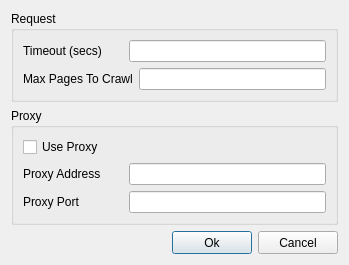
This is gui/src/Dialogs/PassiveConfigDialog.ui in 3nock/OTE as Qt 5 draws it before an edit. The edited form follows.
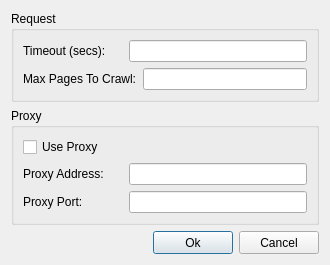
This is the edited form.

What changed in the file:
```diff
--- a/gui/src/Dialogs/PassiveConfigDialog.ui
+++ b/gui/src/Dialogs/PassiveConfigDialog.ui
@@ -6,10 +6,16 @@
    <rect>
     <x>0</x>
     <y>0</y>
-    <width>349</width>
+    <width>330</width>
     <height>244</height>
    </rect>
   </property>
+  <property name="minimumSize">
+   <size>
+    <width>330</width>
+    <height>0</height>
+   </size>
+  </property>
   <property name="windowTitle">
    <string>Scan Configuration</string>
   </property>
@@ -37,7 +43,7 @@
            </size>
           </property>
           <property name="text">
-           <string>Timeout (secs)</string>
+           <string>Timeout (secs):</string>
           </property>
          </widget>
         </item>
@@ -57,7 +63,7 @@
            </size>
           </property>
           <property name="text">
-           <string>Max Pages To Crawl</string>
+           <string>Max Pages To Crawl:</string>
           </property>
          </widget>
         </item>
@@ -99,7 +105,7 @@
            </size>
           </property>
           <property name="text">
-           <string>Proxy Address</string>
+           <string>Proxy Address:</string>
           </property>
          </widget>
         </item>
@@ -119,7 +125,7 @@
            </size>
           </property>
           <property name="text">
-           <string>Proxy Port</string>
+           <string>Proxy Port:</string>
           </property>
          </widget>
         </item>
```
